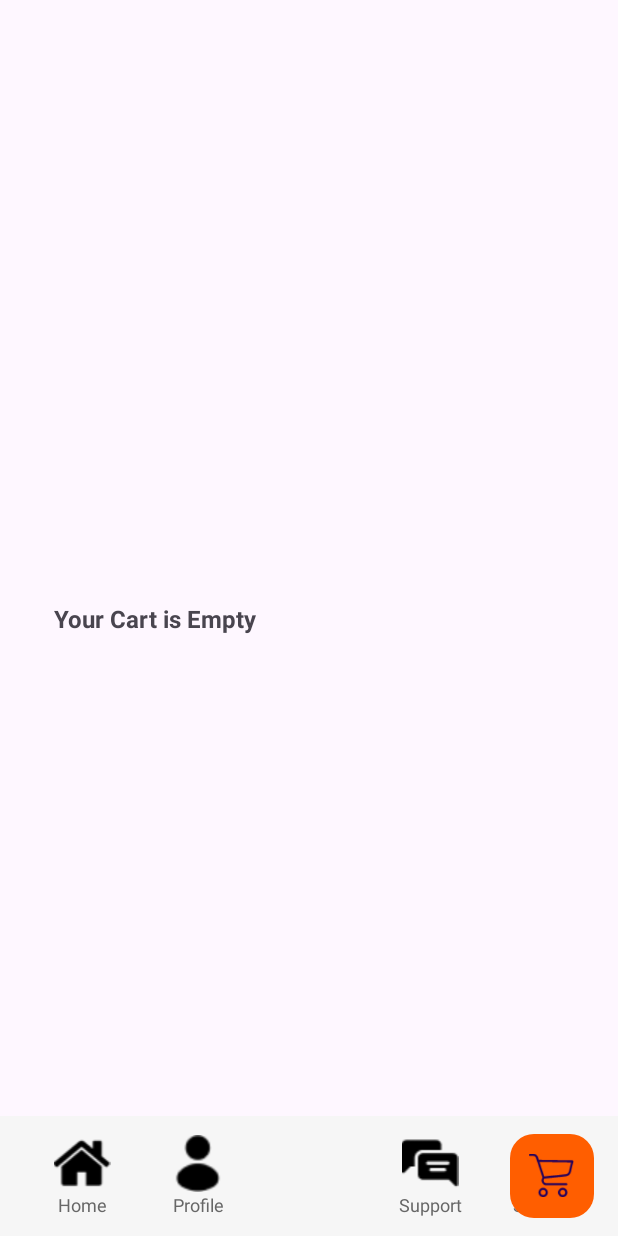
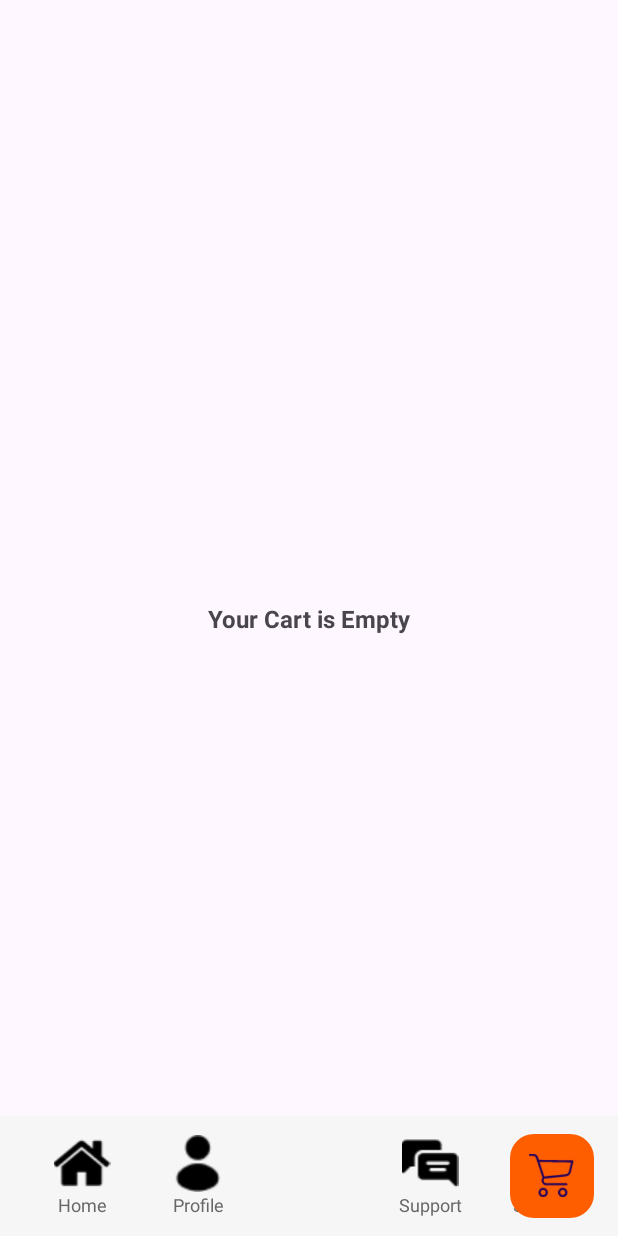
Before and after one commit to Ngocminh241/Du_An_1, an Android app: the Cart_Activity screen opened directly, with no data from a screen before it, on a phone screen of 412 x 824 dp. Run offline under Robolectric (Android 15) with nearby library versions, the light colour scheme and no system bars.

Commit message:
NgocMinh_cmt8

```diff
--- a/app/src/main/java/com/example/du_an_1/Cart_Activity.java
+++ b/app/src/main/java/com/example/du_an_1/Cart_Activity.java
@@ -85,7 +85,7 @@ public class Cart_Activity extends AppCompatActivity {
     }
     private void CalculateCart(){
         double percenTax = 0.02;
-        double deliver = 10;
+        double deliver = 0.05;
 
         tax = Math.ceil((managementCart.gettotalFee()*percenTax)*100)/100;
         double total = Math.ceil((managementCart.gettotalFee()+tax+deliver)*100)/100;
--- a/app/src/main/res/layout/activity_cart.xml
+++ b/app/src/main/res/layout/activity_cart.xml
@@ -25,7 +25,7 @@
                 android:layout_width="match_parent"
                 android:layout_height="wrap_content"
                 android:layout_marginTop="32dp"
-                android:text="My Cart"
+                android:text="Giỏ Hàng"
                 android:textAlignment="center"
                 android:textColor="#ff3d00"
                 android:textSize="20sp"
@@ -79,7 +79,7 @@
                     android:layout_width="wrap_content"
                     android:layout_height="wrap_content"
                     android:layout_weight="1"
-                    android:text="Dịch vụ giao hàng:"
+                    android:text="Phí Dịch Vụ:"
                     android:textColor="#373b54"
                     android:textSize="18sp"
                     android:textStyle="bold" />
@@ -177,7 +177,7 @@
         android:textStyle="bold"
         android:visibility="visible"
         app:layout_constraintBottom_toBottomOf="@id/scrollView_cart"
-        app:layout_constraintEnd_toEndOf="@id/scrollView_cart"
+        app:layout_constraintEnd_toEndOf="parent"
         app:layout_constraintStart_toStartOf="parent"
         app:layout_constraintTop_toTopOf="@id/scrollView_cart" />
 
```
